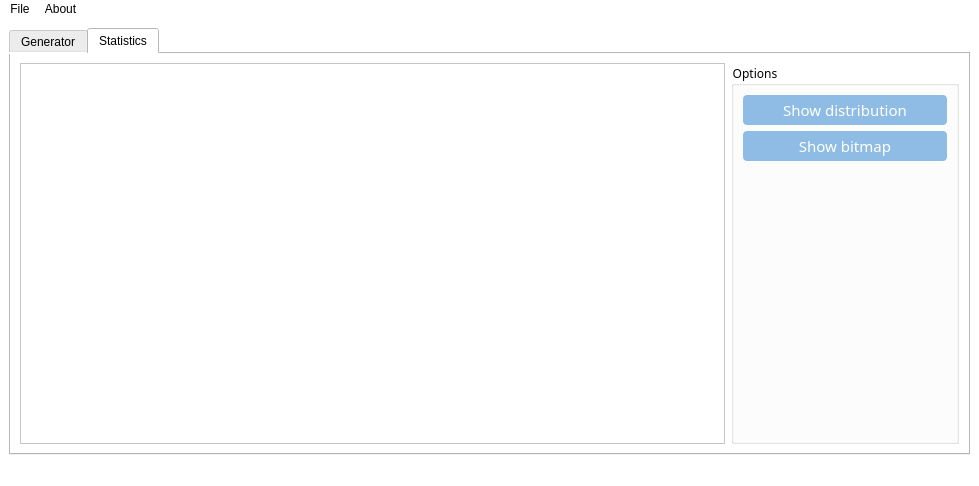
rialbat/IBMqRNG, file MainWindow.ui: the form before one commit.
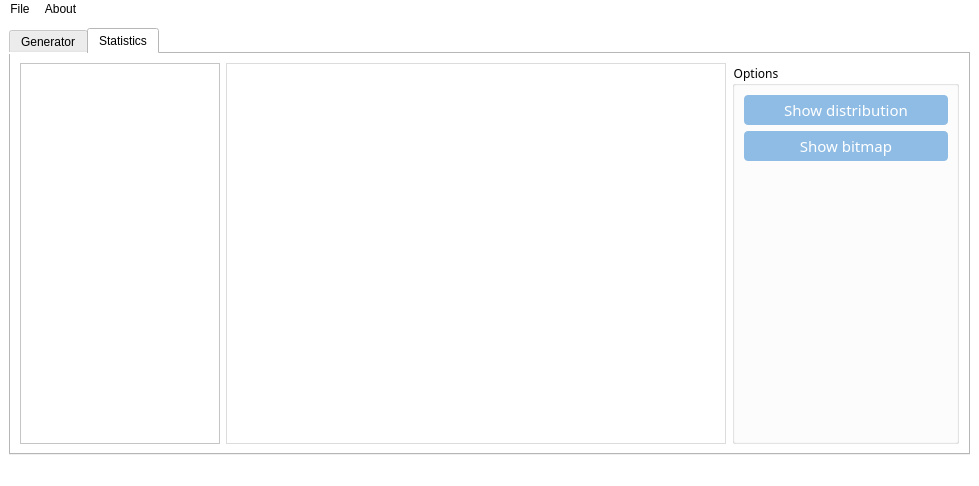
The form after the commit. The open tabs and pages were chosen to show the change. Icons and pictures are not drawn. Custom widgets are drawn as their Qt base class.

```diff
--- a/MainWindow.ui
+++ b/MainWindow.ui
@@ -159,7 +159,13 @@
 	font-size:15px;
 	font-family:Century Gothic, sans-serif;
 	color:rgb(255,255,255);
-}</string>
+}
+#canvasWidget
+{
+     border-style: solid;
+     border-width: 1px;
+     border-color: #DCDCDC;
+ }</string>
   </property>
   <widget class="QWidget" name="centralwidget">
    <layout class="QGridLayout" name="gridLayout_4">
@@ -557,10 +563,38 @@
         <item row="0" column="0">
          <layout class="QHBoxLayout" name="horizontalLayout_9">
           <item>
-           <widget class="QTableView" name="statTableView"/>
+           <widget class="QTableView" name="statTableView">
+            <property name="minimumSize">
+             <size>
+              <width>200</width>
+              <height>0</height>
+             </size>
+            </property>
+            <property name="maximumSize">
+             <size>
+              <width>200</width>
+              <height>16777215</height>
+             </size>
+            </property>
+           </widget>
+          </item>
+          <item>
+           <widget class="QWidget" name="canvasWidget" native="true"/>
           </item>
           <item>
            <widget class="QGroupBox" name="groupBox_4">
+            <property name="minimumSize">
+             <size>
+              <width>227</width>
+              <height>0</height>
+             </size>
+            </property>
+            <property name="maximumSize">
+             <size>
+              <width>227</width>
+              <height>16777215</height>
+             </size>
+            </property>
             <property name="title">
              <string>Options</string>
             </property>
```
